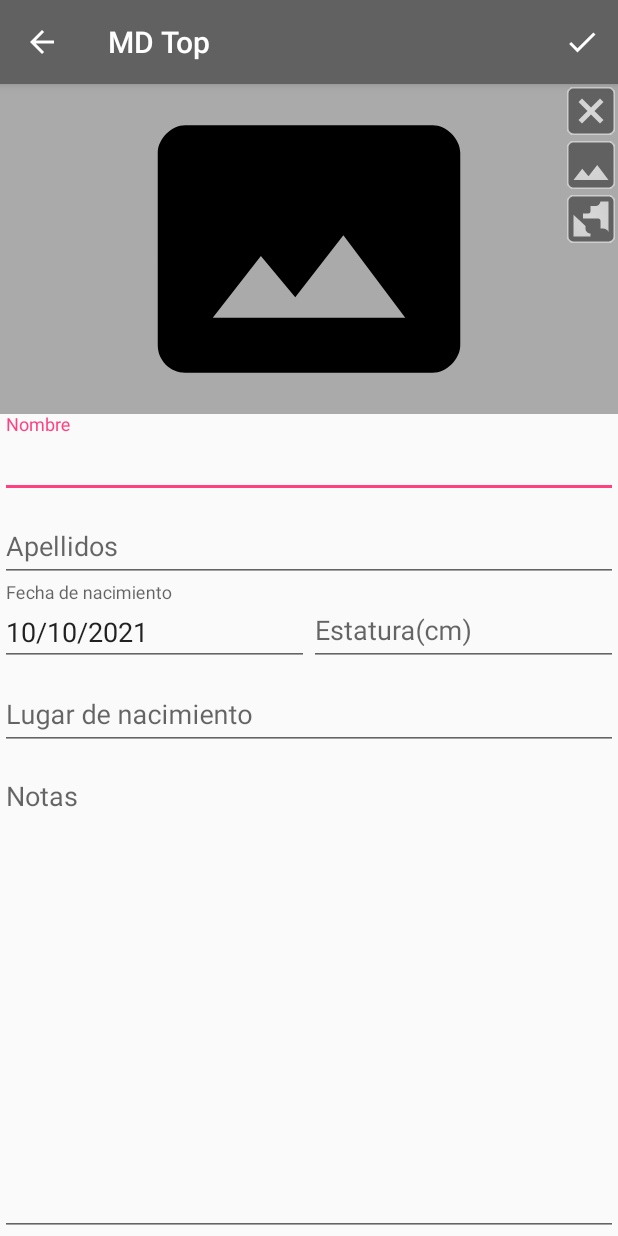
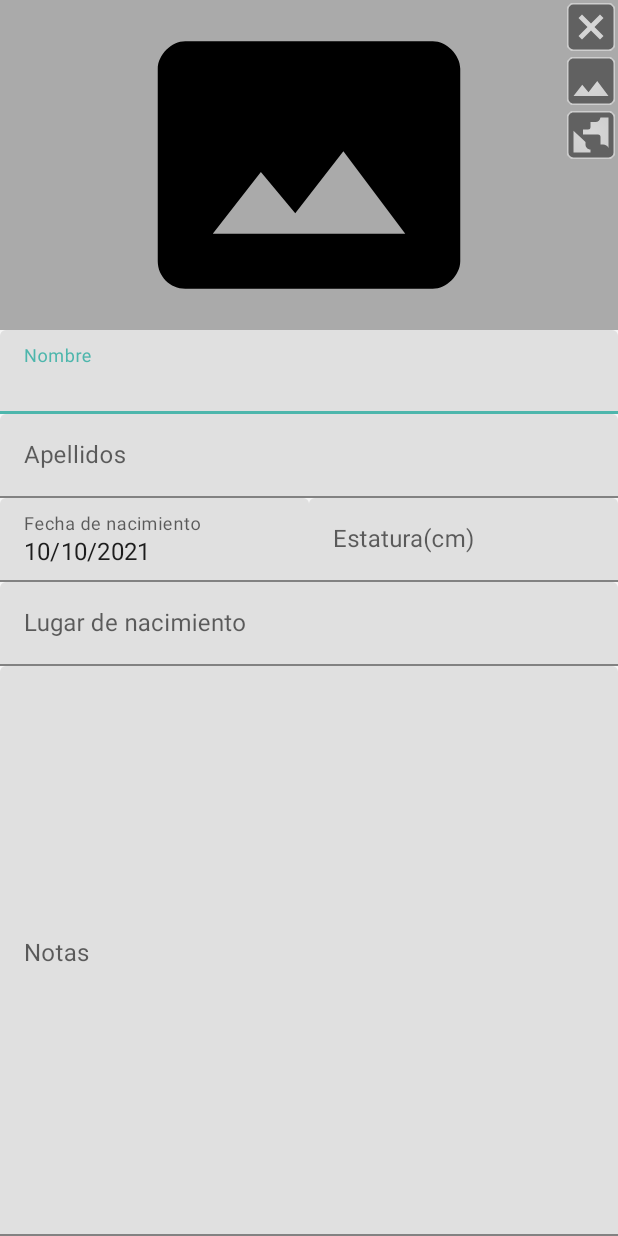
Before and after one commit to franlop24/MD-TopArtists, an Android app: the AddArtistActivity screen opened directly, with no data from a screen before it, on a phone screen of 412 x 824 dp. Run offline under Robolectric (Android 15) with nearby library versions, the phone set to English and light mode, and no system bars; our stand-ins replace ButterKnife; libraries missing offline, so code that uses them is left out: com.raizlabs.android; pictures from the network do not load.

Commit message:
Colores - Background, surface y error

```diff
--- a/app/build.gradle
+++ b/app/build.gradle
@@ -26,7 +26,7 @@ android {
 
 def constraintVersion = "1.1.3"
 def appcompatVersion = "1.1.0"
-def materialVersion = "1.5.0-alpha04"
+def materialVersion = "1.2.0-alpha01"
 def butterknifeVersion = "10.2.0"
 def dbflowVersion = "4.2.4"
 def glideVersion = "4.10.0"
--- a/app/src/main/res/values/colors.xml
+++ b/app/src/main/res/values/colors.xml
@@ -11,6 +11,14 @@
     <color name="color_secondary">#546e7a</color>
     <color name="color_secondary_variant">#29434e</color>
 
+    <color name="color_background">#f5f5f5</color>
+    <color name="color_surface">#ffffff</color>
+    <color name="color_error">#d50000</color>
+
     <color name="color_on_primary">#000000</color>
     <color name="color_on_secondary">#ffffff</color>
+
+    <color name="color_on_background">#000000</color>
+    <color name="color_on_surface">#000000</color>
+    <color name="color_on_error">#ffffff</color>
 </resources>
--- a/app/src/main/res/values/themes.xml
+++ b/app/src/main/res/values/themes.xml
@@ -9,8 +9,15 @@
         <item name="colorSecondary">@color/color_secondary</item>
         <item name="colorSecondaryVariant">@color/color_secondary_variant</item>
 
+        <item name="android:colorBackground">@color/color_background</item>
+        <item name="colorSurface">@color/color_surface</item>
+        <item name="colorError">@color/color_error</item>
+
         <item name="colorOnPrimary">@color/color_on_primary</item>
         <item name="colorOnSecondary">@color/color_on_secondary</item>
+        <item name="colorOnBackground">@color/color_on_background</item>
+        <item name="colorOnSurface">@color/color_on_surface</item>
+        <item name="colorOnError">@color/color_on_error</item>
     </style>
     <style name="Base.MaterialThemeBuilder" parent="Theme.MaterialComponents.DayNight.NoActionBar">
 
```
Also changed, not shown: app/src/main/AndroidManifest.xml (+3 -5 lines).
